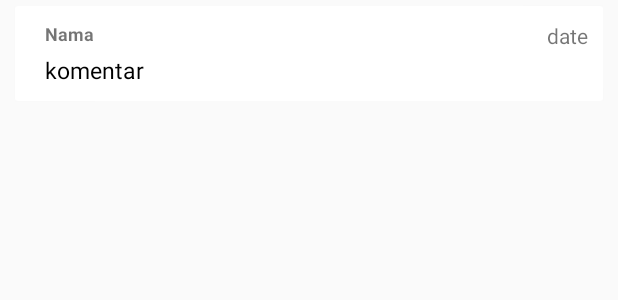
After one commit to bondan-en28/Banyan, an Android app: the layout item_komentar.xml on its own in the app's theme, with its tools: preview values and no code run, on a phone screen of 412 x 824 dp. The commit adds this screen. Shown: the top 300 px of the screen. Run offline under Robolectric (Android 15) with nearby library versions, the phone set to English and light mode, and no system bars.

Commit message:
Aktivasi Fitur Komentar

```diff
--- a/app/src/main/java/com/bintang/banyan/Activity/Main/MainActivity.java
+++ b/app/src/main/java/com/bintang/banyan/Activity/Main/MainActivity.java
@@ -77,7 +77,6 @@ public class MainActivity extends AppCompatActivity implements BerandaView {
     BerandaAdapter.ItemClickListener itemClickListener;
 
     List<Posting> posts;
-
 
     private BottomNavigationView.OnNavigationItemSelectedListener mOnNavigationItemSelectedListener
             = new BottomNavigationView.OnNavigationItemSelectedListener() {
--- a/app/src/main/java/com/bintang/banyan/Api/ApiInterface.java
+++ b/app/src/main/java/com/bintang/banyan/Api/ApiInterface.java
@@ -32,4 +32,10 @@ public interface ApiInterface {
             @Field("komentar") String komentar
     );
 
+    @FormUrlEncoded
+    @POST("getkomentar.php")
+    Call<List<Komentar>> getKomentar(
+            @Field("post_id") int post_id
+    );
+
 }
--- /dev/null
+++ b/app/src/main/res/layout/item_komentar.xml
@@ -0,0 +1,50 @@
+<?xml version="1.0" encoding="utf-8"?>
+<android.support.v7.widget.CardView xmlns:android="http://schemas.android.com/apk/res/android"
+    xmlns:app="http://schemas.android.com/apk/res-auto"
+    android:id="@+id/card_item"
+    android:layout_width="match_parent"
+    android:layout_height="wrap_content"
+    android:layout_marginLeft="10dp"
+    android:layout_marginTop="4dp"
+    android:layout_marginRight="10dp"
+    android:layout_marginBottom="4dp"
+    android:clickable="true"
+    android:focusable="true"
+    android:foreground="?attr/selectableItemBackground"
+    app:cardCornerRadius="2dp"
+    app:cardElevation="1dp">
+
+    <RelativeLayout
+        android:layout_width="match_parent"
+        android:layout_height="wrap_content"
+        android:layout_marginStart="10dp"
+        android:padding="10dp">
+
+        <TextView
+            android:id="@+id/user_name_komentar"
+            android:layout_width="match_parent"
+            android:layout_height="wrap_content"
+            android:layout_toLeftOf="@id/item_date_komentar"
+            android:text="Nama"
+            android:textSize="12sp"
+            android:textStyle="bold" />
+
+        <TextView
+            android:id="@+id/item_komentar"
+            android:layout_width="match_parent"
+            android:layout_height="wrap_content"
+            android:layout_below="@id/user_name_komentar"
+            android:layout_marginTop="5dp"
+            android:text="komentar"
+            android:textColor="@android:color/black"
+            android:textSize="15dp" />
+
+        <TextView
+            android:id="@+id/item_date_komentar"
+            android:layout_width="wrap_content"
+            android:layout_height="wrap_content"
+            android:layout_alignParentRight="true"
+            android:text="date" />
+    </RelativeLayout>
+
+</android.support.v7.widget.CardView>
```
Also changed, not shown: app/src/main/java/com/bintang/banyan/Activity/DetailPost/DetailPostActivity.java (+68 -5 lines), app/src/main/java/com/bintang/banyan/Activity/DetailPost/Komentar/KomentarAdapter.java (added, +61 -0 lines), app/src/main/java/com/bintang/banyan/Activity/DetailPost/Komentar/KomentarPresenter.java (added, +47 -0 lines), app/src/main/java/com/bintang/banyan/Activity/DetailPost/Komentar/KomentarView.java (added, +15 -0 lines), app/src/main/java/com/bintang/banyan/Model/Komentar.java (+11 -0 lines), app/src/main/res/layout/activity_detail_post.xml (+22 -5 lines).
